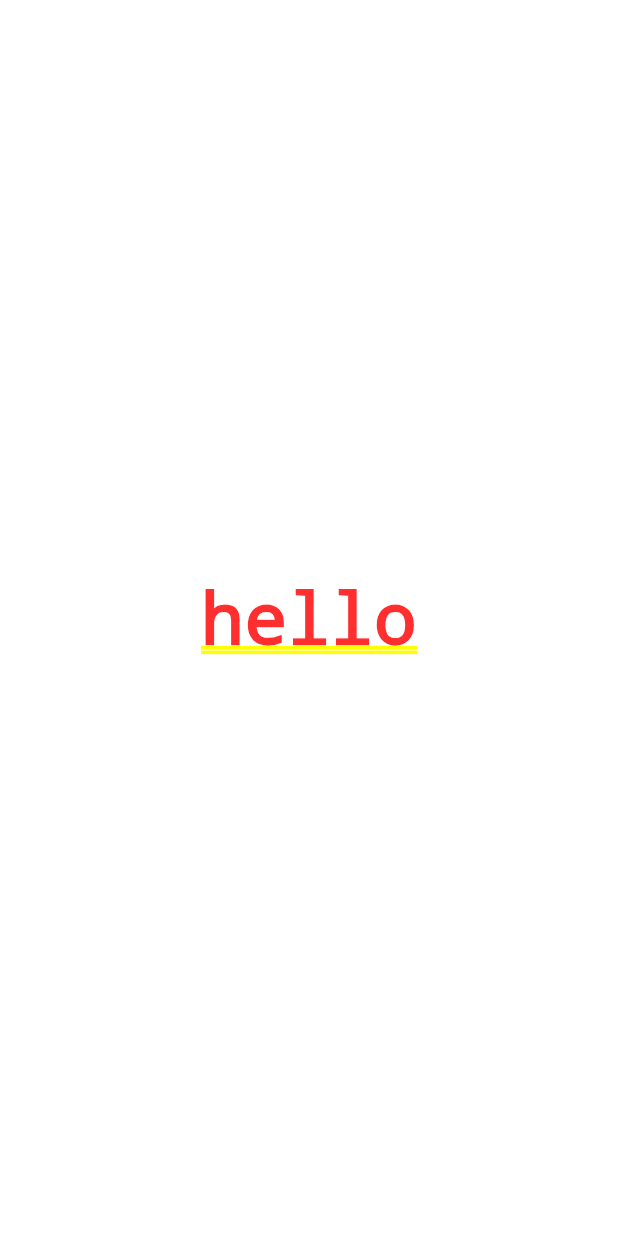
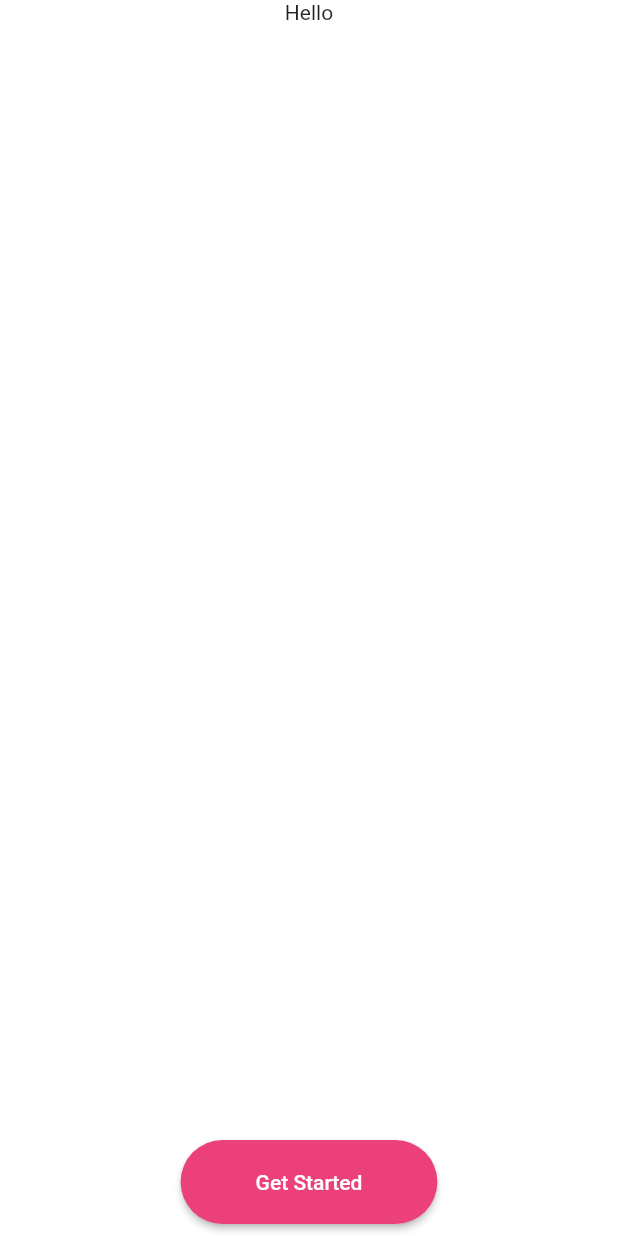
Before and after one commit to Adi1807/weZyou, a Flutter app: the screen it shows after launch, on a phone screen of 412 x 824 dp. Run offline on Flutter 3.47's test engine with Material 2 defaults, Android fonts, the phone set to English and light mode, and no system bars.

Commit message:
splash screen changes

```diff
--- a/lib/UI/splash_screen/splash.dart
+++ b/lib/UI/splash_screen/splash.dart
@@ -5,9 +5,26 @@ class Splash extends StatelessWidget {
 
   @override
   Widget build(BuildContext context) {
-    return Container(
-      child: const Center(
-        child: Text('hello'),
+    return Material(
+      color: Colors.white,
+      child: Column(
+        mainAxisAlignment: MainAxisAlignment.center,
+        children: [
+          const Text('Hello'),
+          Spacer(),
+          Padding(
+            padding: const EdgeInsets.all(8.0),
+            child: ElevatedButton(
+                onPressed: () {},
+                child: const Text('Get Started'),
+                style: ElevatedButton.styleFrom(
+                    primary: Colors.pink[400],
+                    padding: const EdgeInsets.symmetric(
+                        horizontal: 50, vertical: 20),
+                    shape: RoundedRectangleBorder(
+                        borderRadius: BorderRadius.all(Radius.circular(30))))),
+          ),
+        ],
       ),
     );
   }
```
